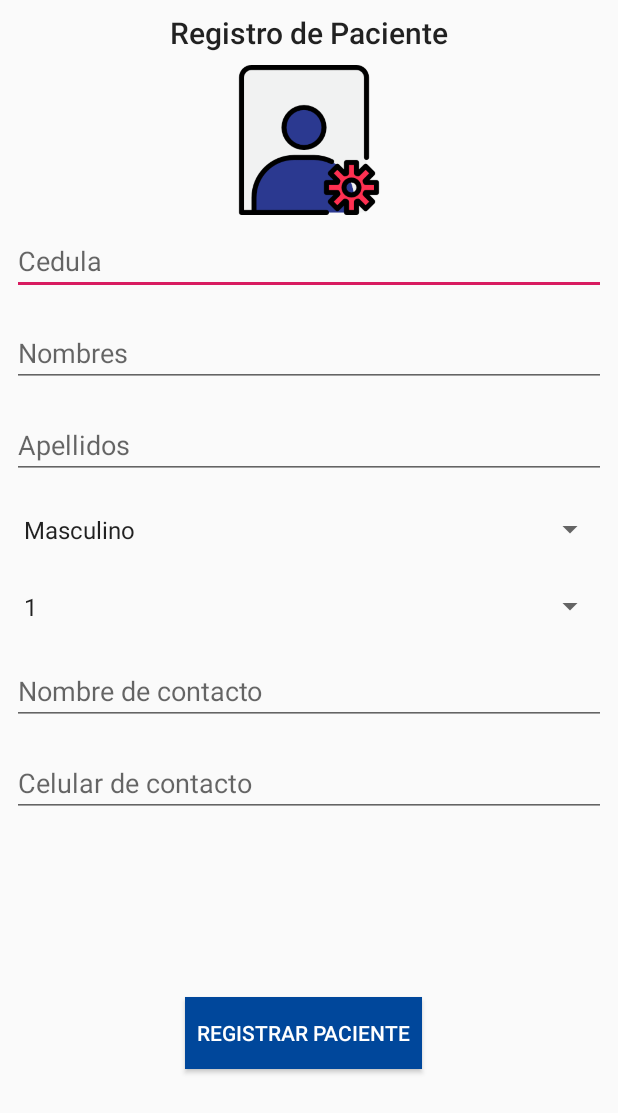
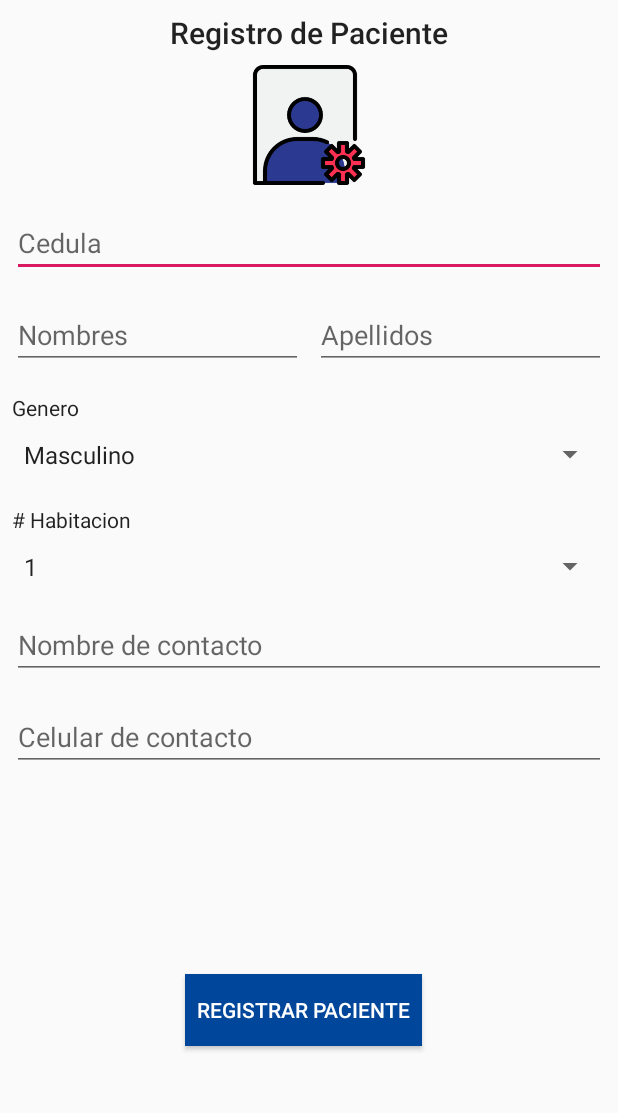
Before and after one commit to pierre-chavez/AppTesis, an Android app: the screen it shows after launch (Registro), after a tap on "REGISTRAR", on a phone screen of 412 x 824 dp. Shown: the top 1113 px of the screen. Run offline under Robolectric (Android 15) with nearby library versions, the phone set to English and light mode, and no system bars; our stand-ins replace Firebase (no records; nobody signed in at launch, a user with empty details on screens opened directly); libraries missing offline, so code that uses them is left out: com.github.paolorotolo.appintro, com.onesignal; 1 statement that could not run was skipped.

```diff
--- a/app/src/main/java/com/example/uees2/myapplication/DashboardFrag.java
+++ b/app/src/main/java/com/example/uees2/myapplication/DashboardFrag.java
@@ -29,7 +29,12 @@ public class DashboardFrag extends Fragment {
     Button buttonRegistrar;
     Button buttonEnlazar;
     Button buttonWifi;
+    Button buttonReporte;
     ImageView imageViewReporte;
+    ImageView imageViewWifi;
+    ImageView imageViewEnlazar;
+    ImageView imageViewRegistrar;
+    ImageView imageViewInformacion;
 
     // TODO: Rename and change types of parameters
     private String mParam1;
@@ -79,13 +84,26 @@ public class DashboardFrag extends Fragment {
 
         buttonRegistrar = myFragmentView.findViewById(R.id.buttonRegistrar);
         buttonEnlazar = myFragmentView.findViewById(R.id.buttonEnlazar);
+        buttonReporte = myFragmentView.findViewById(R.id.buttonReporte);
         buttonWifi = myFragmentView.findViewById(R.id.buttonWifi);
         imageViewReporte = myFragmentView.findViewById(R.id.imageViewReporte);
+        imageViewInformacion = myFragmentView.findViewById(R.id.imageViewInformacion);
+        imageViewRegistrar = myFragmentView.findViewById(R.id.imageViewRegistrar);
+        imageViewEnlazar = myFragmentView.findViewById(R.id.imageViewEnlazar);
+        imageViewWifi = myFragmentView.findViewById(R.id.imageViewWifi);
 
         buttonRegistrar.setOnClickListener(new View.OnClickListener() {
             @Override
             public void onClick(View v) {
                 Intent intent = new Intent(v.getContext(), Registro.class);
+                startActivity(intent);
+            }
+        });
+
+        buttonReporte.setOnClickListener(new View.OnClickListener() {
+            @Override
+            public void onClick(View v) {
+                Intent intent = new Intent(v.getContext(), Pacientes.class);
                 startActivity(intent);
             }
         });
@@ -112,6 +130,38 @@ public class DashboardFrag extends Fragment {
             @Override
             public void onClick(View v) {
                 Intent intent = new Intent(v.getContext(), Pacientes.class);
+                startActivity(intent);
+            }
+        });
+
+        imageViewRegistrar.setOnClickListener(new View.OnClickListener() {
+            @Override
+            public void onClick(View v) {
+                Intent intent = new Intent(v.getContext(), Registro.class);
+                startActivity(intent);
+            }
+        });
+
+
+        imageViewEnlazar.setOnClickListener(new View.OnClickListener() {
+            @Override
+            public void onClick(View v) {
+                Intent intent = new Intent(v.getContext(), Enlazador.class);
+                startActivity(intent);
+            }
+        });
+
+        imageViewWifi.setOnClickListener(new View.OnClickListener() {
+            @Override
+            public void onClick(View v) {
+                Intent intent = new Intent(v.getContext(), WifiActivity.class);
+                startActivity(intent);
+            }
+        });
+        imageViewInformacion.setOnClickListener(new View.OnClickListener() {
+            @Override
+            public void onClick(View v) {
+                Intent intent = new Intent(v.getContext(), Informacion.class);
                 startActivity(intent);
             }
         });
--- a/app/src/main/res/layout/activity_registro.xml
+++ b/app/src/main/res/layout/activity_registro.xml
@@ -15,6 +15,13 @@
         tools:context=".Registro">
 
 
+        <android.support.constraint.Guideline
+            android:id="@+id/guideline2"
+            android:layout_width="wrap_content"
+            android:layout_height="wrap_content"
+            android:orientation="vertical"
+            app:layout_constraintGuide_percent="0.5" />
+
         <TextView
             android:id="@+id/textView9"
             android:layout_width="wrap_content"
@@ -31,7 +38,7 @@
         <ImageView
             android:id="@+id/imageView2"
             android:layout_width="0dp"
-            android:layout_height="100dp"
+            android:layout_height="80dp"
             android:layout_marginTop="8dp"
             app:layout_constraintEnd_toEndOf="parent"
             app:layout_constraintHorizontal_bias="0.0"
@@ -43,9 +50,8 @@
             android:id="@+id/editTextApellidos"
             android:layout_width="0dp"
             android:layout_height="wrap_content"
-            android:layout_marginStart="8dp"
-            android:layout_marginLeft="8dp"
-            android:layout_marginTop="16dp"
+            android:layout_marginStart="4dp"
+            android:layout_marginLeft="4dp"
             android:layout_marginEnd="8dp"
             android:layout_marginRight="8dp"
             android:ems="10"
@@ -53,8 +59,8 @@
             android:inputType="textPersonName"
             app:layout_constraintEnd_toEndOf="parent"
             app:layout_constraintHorizontal_bias="1.0"
-            app:layout_constraintStart_toStartOf="parent"
-            app:layout_constraintTop_toBottomOf="@+id/editTextNombre"
+            app:layout_constraintStart_toEndOf="@+id/guideline2"
+            app:layout_constraintTop_toTopOf="@+id/editTextNombre"
             tools:ignore="MissingConstraints" />
 
         <EditText
@@ -63,7 +69,7 @@
             android:layout_height="wrap_content"
             android:layout_marginStart="8dp"
             android:layout_marginLeft="8dp"
-            android:layout_marginTop="8dp"
+            android:layout_marginTop="16dp"
             android:layout_marginEnd="8dp"
             android:layout_marginRight="8dp"
             android:ems="10"
@@ -80,28 +86,28 @@
             android:layout_height="35dp"
             android:layout_marginStart="8dp"
             android:layout_marginLeft="8dp"
-            android:layout_marginTop="16dp"
+            android:layout_marginTop="4dp"
             android:layout_marginEnd="8dp"
             android:layout_marginRight="8dp"
             android:entries="@array/generos"
             app:layout_constraintEnd_toEndOf="parent"
             app:layout_constraintStart_toStartOf="parent"
-            app:layout_constraintTop_toBottomOf="@+id/editTextApellidos"
+            app:layout_constraintTop_toBottomOf="@+id/textView10"
             tools:ignore="MissingConstraints" />
 
         <EditText
             android:id="@+id/editTextNombre"
-            android:layout_width="match_parent"
+            android:layout_width="0dp"
             android:layout_height="wrap_content"
             android:layout_marginStart="8dp"
             android:layout_marginLeft="8dp"
             android:layout_marginTop="16dp"
-            android:layout_marginEnd="8dp"
-            android:layout_marginRight="8dp"
+            android:layout_marginEnd="4dp"
+            android:layout_marginRight="4dp"
             android:ems="10"
             android:hint="Nombres"
             android:inputType="textPersonName"
-            app:layout_constraintEnd_toEndOf="parent"
+            app:layout_constraintEnd_toStartOf="@+id/guideline2"
             app:layout_constraintStart_toStartOf="parent"
             app:layout_constraintTop_toBottomOf="@+id/editTextCedula"
             tools:ignore="MissingConstraints" />
@@ -149,7 +155,7 @@
             android:layout_height="wrap_content"
             android:layout_marginStart="8dp"
             android:layout_marginLeft="8dp"
-            android:layout_marginTop="16dp"
+            android:layout_marginTop="12dp"
             android:layout_marginEnd="8dp"
             android:layout_marginRight="8dp"
             android:ems="10"
@@ -166,11 +172,36 @@
             android:layout_height="35dp"
             android:layout_marginStart="8dp"
             android:layout_marginLeft="8dp"
-            android:layout_marginTop="16dp"
+            android:layout_marginTop="4dp"
             android:layout_marginEnd="8dp"
             android:layout_marginRight="8dp"
             android:entries="@array/habitaciones"
             app:layout_constraintEnd_toEndOf="parent"
+            app:layout_constraintHorizontal_bias="0.0"
+            app:layout_constraintStart_toStartOf="parent"
+            app:layout_constraintTop_toBottomOf="@+id/textView11" />
+
+        <TextView
+            android:id="@+id/textView10"
+            android:layout_width="wrap_content"
+            android:layout_height="wrap_content"
+            android:layout_marginStart="8dp"
+            android:layout_marginLeft="8dp"
+            android:layout_marginTop="16dp"
+            android:text="Genero"
+            android:textAppearance="@style/TextAppearance.AppCompat.Body1"
+            app:layout_constraintStart_toStartOf="parent"
+            app:layout_constraintTop_toBottomOf="@+id/editTextApellidos" />
+
+        <TextView
+            android:id="@+id/textView11"
+            android:layout_width="wrap_content"
+            android:layout_height="wrap_content"
+            android:layout_marginStart="8dp"
+            android:layout_marginLeft="8dp"
+            android:layout_marginTop="16dp"
+            android:text="# Habitacion"
+            android:textAppearance="@style/TextAppearance.AppCompat.Body1"
             app:layout_constraintStart_toStartOf="parent"
             app:layout_constraintTop_toBottomOf="@+id/spinnerGenero" />
 
```
Also changed, not shown: app/src/main/res/layout/fragment_dashboard.xml (+40 -16 lines), app/src/main/res/drawable/informacion.png (added).
